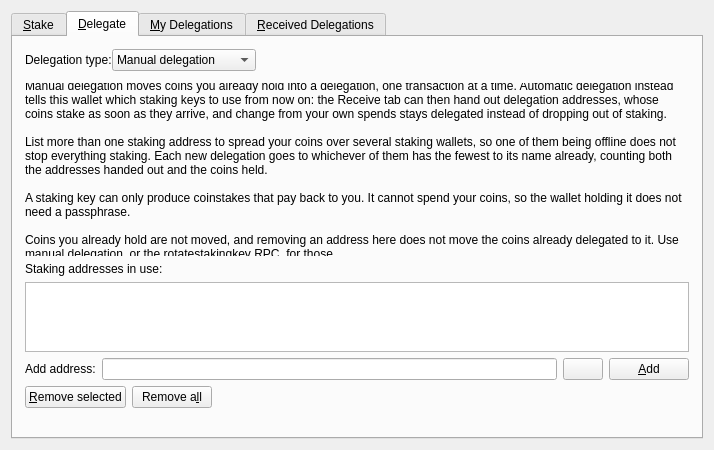
Above: src/qt/forms/stakepage.ui from Catipal/bps before the change. Below: the same form after it.
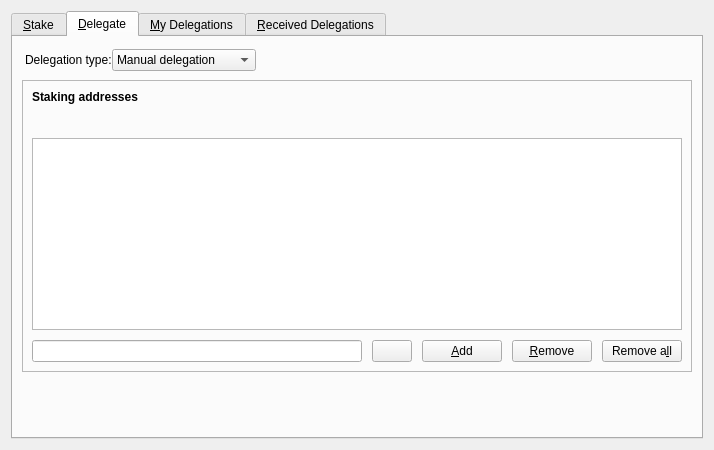
That is the form after the change. The open tabs and pages were chosen to show the change. Icons and pictures are not drawn. Custom widgets are drawn as their Qt base class.

Commit message: qt: let the automatic delegation page speak through its controls

Diff of the .ui file:
```diff
--- a/src/qt/forms/stakepage.ui
+++ b/src/qt/forms/stakepage.ui
@@ -621,43 +621,76 @@
                                     </widget>
                                     <widget class="QWidget" name="pageAutoDelegation">
                                         <layout class="QVBoxLayout" name="layoutAutoDelegation">
-                                            <property name="leftMargin">
-                                                <number>12</number>
-                                            </property>
-                                            <property name="topMargin">
-                                                <number>12</number>
-                                            </property>
-                                            <property name="rightMargin">
-                                                <number>12</number>
-                                            </property>
+                                            <item>
+                                                <widget class="QFrame" name="frameAutoDelegation">
+                                                    <property name="frameShape">
+                                                        <enum>QFrame::StyledPanel</enum>
+                                                    </property>
+                                                    <property name="frameShadow">
+                                                        <enum>QFrame::Raised</enum>
+                                                    </property>
+                                                    <property name="sizePolicy">
+                                                        <sizepolicy hsizetype="Preferred" vsizetype="Maximum">
+                                                            <horstretch>0</horstretch>
+                                                            <verstretch>0</verstretch>
+                                                        </sizepolicy>
+                                                    </property>
+                                                    <layout class="QVBoxLayout" name="layoutAutoDelegationFrame">
+                                                        <property name="spacing">
+                                                            <number>10</number>
+                                                        </property>
                                             <item>
-                                                <widget class="QLabel" name="labelAutoDelegationHelp">
+                                                            <widget class="QLabel" name="labelAutoDelegationTitle">
+                                                                <property name="sizePolicy">
+                                                                    <sizepolicy hsizetype="Preferred" vsizetype="Fixed">
+                                                                        <horstretch>0</horstretch>
+                                                                        <verstretch>0</verstretch>
+                                                                    </sizepolicy>
+                                                                </property>
+                                                                <property name="font">
+                                                                    <font>
+                                                                        <weight>75</weight>
+                                                                        <bold>true</bold>
+                                                                    </font>
+                                                                </property>
                                                     <property name="text">
-                                                        <string>Manual delegation moves coins you already hold into a delegation, one transaction at a time. Automatic delegation instead tells this wallet which staking keys to use from now on: the Receive tab can then hand out delegation addresses, whose coins stake as soon as they arrive, and change from your own spends stays delegated instead of dropping out of staking.
-
-List more than one staking address to spread your coins over several staking wallets, so one of them being offline does not stop everything staking. Each new delegation goes to whichever of them has the fewest to its name already, counting both the addresses handed out and the coins held.
-
-A staking key can only produce coinstakes that pay back to you. It cannot spend your coins, so the wallet holding it does not need a passphrase.
-
-Coins you already hold are not moved, and removing an address here does not move the coins already delegated to it. Use manual delegation, or the rotatestakingkey RPC, for those.</string>
-                                                    </property>
-                                                    <property name="wordWrap">
-                                                        <bool>true</bool>
+                                                                    <string>Staking addresses</string>
                                                     </property>
                                                 </widget>
                                             </item>
                                             <item>
-                                                <widget class="QLabel" name="labelStakingAddressList">
+                                                            <widget class="QLabel" name="labelAutoDelegationStatus">
+                                                                <property name="sizePolicy">
+                                                                    <sizepolicy hsizetype="Preferred" vsizetype="Fixed">
+                                                                        <horstretch>0</horstretch>
+                                                                        <verstretch>0</verstretch>
+                                                                    </sizepolicy>
+                                                                </property>
                                                     <property name="text">
-                                                        <string>Staking addresses in use:</string>
+                                                                    <string/>
+                                                                </property>
+                                                                <property name="wordWrap">
+                                                                    <bool>true</bool>
                                                     </property>
                                                 </widget>
                                             </item>
                                             <item>
                                                 <widget class="QListWidget" name="stakingAddressList">
+                                                                <property name="sizePolicy">
+                                                                    <sizepolicy hsizetype="Expanding" vsizetype="Expanding">
+                                                                        <horstretch>0</horstretch>
+                                                                        <verstretch>1</verstretch>
+                                                                    </sizepolicy>
+                                                                </property>
                                                     <property name="selectionMode">
                                                         <enum>QAbstractItemView::ExtendedSelection</enum>
                                                     </property>
+                                                                <property name="alternatingRowColors">
+                                                                    <bool>true</bool>
+                                                                </property>
+                                                                <property name="minimumHeight">
+                                                                    <number>90</number>
+                                                                </property>
                                                     <property name="maximumHeight">
                                                         <number>140</number>
                                                     </property>
@@ -665,13 +698,6 @@
                                             </item>
                                             <item>
                                                 <layout class="QHBoxLayout" name="layoutAutoStaker">
-                                                    <item>
-                                                        <widget class="QLabel" name="labelAutoStakerAddress">
-                                                            <property name="text">
-                                                                <string>Add address:</string>
-                                                            </property>
-                                                        </widget>
-                                                    </item>
                                                     <item>
                                                         <widget class="QValidatedLineEdit" name="autoStakerAddress"/>
                                                     </item>
@@ -692,14 +718,10 @@
                                                             </property>
                                                         </widget>
                                                     </item>
-                                                </layout>
-                                            </item>
-                                            <item>
-                                                <layout class="QHBoxLayout" name="layoutAutoButtons">
                                                     <item>
                                                         <widget class="QPushButton" name="autoDelegationRemoveButton">
                                                             <property name="text">
-                                                                <string>&amp;Remove selected</string>
+                                                                            <string>&amp;Remove</string>
                                                             </property>
                                                         </widget>
                                                     </item>
@@ -710,29 +732,9 @@
                                                             </property>
                                                         </widget>
                                                     </item>
-                                                    <item>
-                                                        <spacer name="spacerAutoButtons">
-                                                            <property name="orientation">
-                                                                <enum>Qt::Horizontal</enum>
-                                                            </property>
-                                                            <property name="sizeHint" stdset="0">
-                                                                <size>
-                                                                    <width>40</width>
-                                                                    <height>20</height>
-                                                                </size>
-                                                            </property>
-                                                        </spacer>
-                                                    </item>
-                                                </layout>
-                                            </item>
-                                            <item>
-                                                <widget class="QLabel" name="labelAutoDelegationStatus">
-                                                    <property name="text">
-                                                        <string/>
-                                                    </property>
-                                                    <property name="wordWrap">
-                                                        <bool>true</bool>
-                                                    </property>
+                                                            </layout>
+                                                        </item>
+                                                    </layout>
                                                 </widget>
                                             </item>
                                             <item>
```
Left out of the diff: 2 changed lines with no effect on the pictures. Lines whose indentation alone changed are shown as unchanged. The commit also changes 2 other files.
